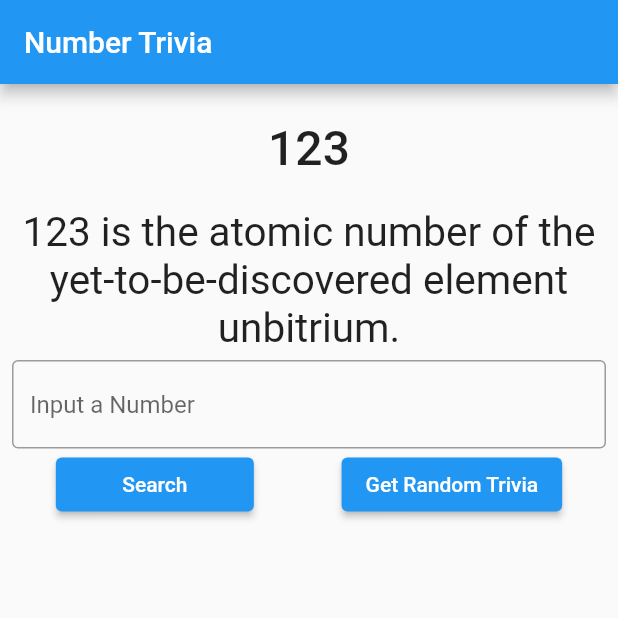
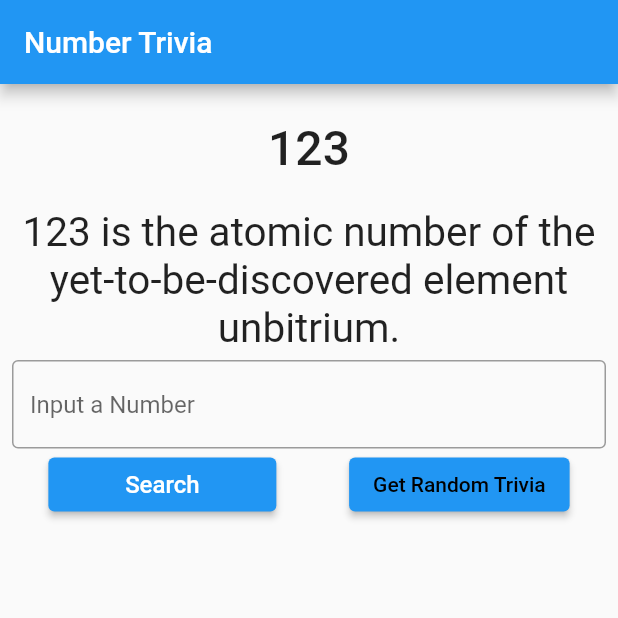
Before and after one commit to icesousa/clean_arch, a Flutter app: the screen it shows after launch, after a tap on "Search", on a phone screen of 412 x 824 dp, the top half of it. Run offline on Flutter 3.47's test engine with Material 2 defaults, Android fonts, the phone set to English and light mode, and no system bars.

Commit message:
Buttons Styled

```diff
--- a/lib/main.dart
+++ b/lib/main.dart
@@ -33,22 +33,35 @@ class MainApp extends StatelessWidget {
                 ),
               ),
               TextField(
+                keyboardType: TextInputType.number,
                 decoration: InputDecoration(
                     hintText: 'Input a Number', border: OutlineInputBorder()),
               ),
               Row(
                 mainAxisAlignment: MainAxisAlignment.spaceAround,
                 children: [
-                  ElevatedButton(onPressed: () {
-
-                  }, child: Container(
-                    width: 100,
-                    child: Text('Search', style: TextStyle(fontWeight: FontWeight.w500, color: Colors.white), textAlign: TextAlign.center,)), style: ButtonStyle(
-
-                  ),),
                   ElevatedButton(
-                      onPressed: () {}, child: Text('Get Random Trivia')),
-
+                    onPressed: () {},
+                    child: Container(
+                        width: 120,
+                        child: Text(
+                          'Search',
+                          style: TextStyle(
+                              fontSize: 16,
+                              fontWeight: FontWeight.w500,
+                              color: Colors.white),
+                          textAlign: TextAlign.center,
+                        )),
+                    style: ButtonStyle(),
+                  ),
+                  ElevatedButton(
+                      onPressed: () {},
+                      child: Text(
+                        'Get Random Trivia',
+                        style: TextStyle(
+                          color: Colors.black,
+                        ),
+                      )),
                 ],
               )
             ],
```
